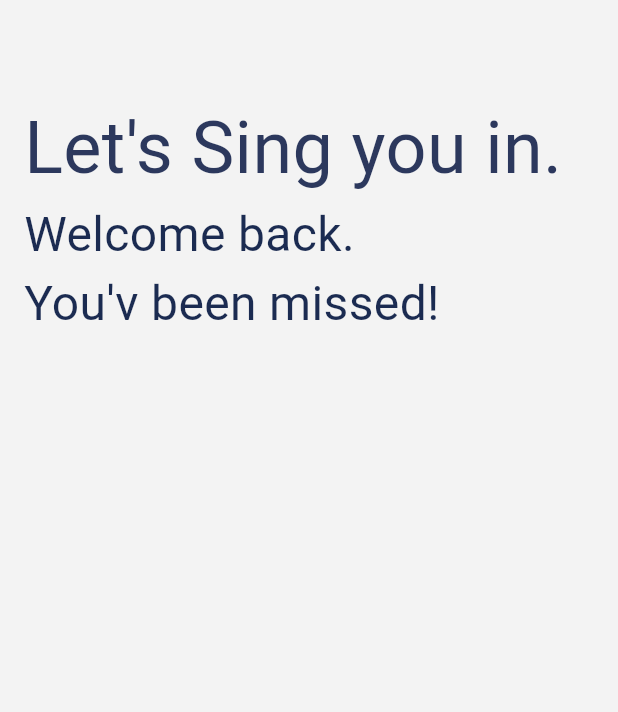
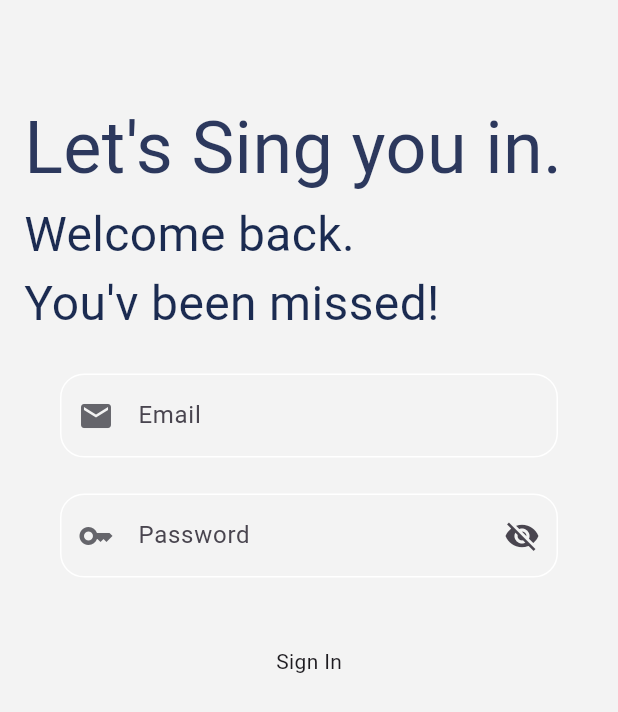
Before and after one commit to Mohamed-Husien/Atw_task, a Flutter app: the screen it shows after launch, on a phone screen of 412 x 824 dp. Shown: the top 712 px of the screen. Run offline on Flutter 3.47's test engine with Material 3 defaults, Android fonts, the phone set to English and light mode, and no system bars; our stand-ins replace firebase_core; accounts and stored records are empty.

Commit message:
add text form field and custom button and create sing in part widget

```diff
--- /dev/null
+++ b/lib/Features/singin/helpers/validate_email.dart
@@ -0,0 +1,14 @@
+String? validateEmail(String? value) {
+  if (value == null || value.isEmpty) {
+    return 'Please enter an email address';
+  }
+
+  // Regular expression for basic email validation
+  final emailRegex = RegExp(r'^[\w-\.]+@([\w-]+\.)+[\w-]{2,4}$');
+
+  if (!emailRegex.hasMatch(value)) {
+    return 'Please enter a valid email address';
+  }
+
+  return null; // Return null if the validation passes
+}
--- /dev/null
+++ b/lib/Features/singin/helpers/validate_password.dart
@@ -0,0 +1,32 @@
+String? validatePassword(String? value) {
+  if (value == null || value.isEmpty) {
+    return 'Please enter a password';
+  }
+
+  // Validate password complexity
+  if (value.length < 8) {
+    return 'Password must be at least 8 characters long';
+  }
+
+  // Check for uppercase, lowercase, numbers, and special characters
+  final hasUppercase = value.contains(RegExp(r'[A-Z]'));
+  final hasLowercase = value.contains(RegExp(r'[a-z]'));
+  final hasDigits = value.contains(RegExp(r'[0-9]'));
+  final hasSpecialChars = value.contains(RegExp(r'[!@#$%^&*(),.?":{}|<>]'));
+
+  if (!(hasUppercase && hasLowercase && hasDigits && hasSpecialChars)) {
+    return 'Password must contain at least one uppercase letter, one lowercase letter, one number, and one special character';
+  }
+
+  return null; // Return null if the validation passes
+}
+
+String? validatePassword2(String? value) {
+  if (value == null || value.isEmpty) {
+    return 'Please enter a password';
+  }
+  if (value.length < 6) {
+    return 'Password must be at least 6 characters long';
+  }
+  return null; // Return null if the validation passes
+}
--- /dev/null
+++ b/lib/Features/singin/widgets/custom_sign_in_button.dart
@@ -0,0 +1,31 @@
+import 'package:flutter/material.dart';
+
+class CustomButton extends StatelessWidget {
+  final VoidCallback onTap;
+  final double width;
+  final String text;
+  const CustomButton(
+      {super.key,
+      required this.onTap,
+      this.width = 180,
+      this.text = "Sign In"});
+
+  @override
+  Widget build(BuildContext context) {
+    return InkWell(
+      onTap: onTap,
+      borderRadius: BorderRadius.circular(16),
+      // splashColor: kPrimaryColor,
+      highlightColor: Colors.transparent,
+      child: Container(
+        height: 64,
+        width: width,
+        decoration: BoxDecoration(
+          // color: kPrimaryColor,
+          borderRadius: BorderRadius.circular(16),
+        ),
+        child: Center(child: Text(text)),
+      ),
+    );
+  }
+}
--- /dev/null
+++ b/lib/Features/singin/widgets/custom_text_form_field.dart
@@ -0,0 +1,58 @@
+import 'package:flutter/material.dart';
+
+class CustomTextFormField extends StatelessWidget {
+  const CustomTextFormField({
+    super.key,
+    required this.hint,
+    this.maxLines = 1,
+    this.onSaved,
+    this.onChanged,
+    this.obscureText = false,
+    this.suffixIcon,
+    this.prefixIcon,
+    this.validator,
+  });
+  final String hint;
+  final int maxLines;
+  final void Function(String?)? onSaved;
+  final Function(String)? onChanged;
+  final bool obscureText;
+  final Widget? suffixIcon;
+  final Widget? prefixIcon;
+  final String? Function(String?)? validator;
+
+  @override
+  Widget build(BuildContext context) {
+    return TextFormField(
+      obscureText: obscureText,
+      onChanged: onChanged,
+      onSaved: onSaved,
+      validator: validator,
+      maxLines: maxLines,
+      // cursorColor: kPrimaryColor,
+      style: const TextStyle(
+        color: Colors.white, // <-- Change text color to white
+      ),
+      decoration: InputDecoration(
+        border: buildBorder(),
+        enabledBorder: buildBorder(),
+        focusedBorder: buildBorder(),
+        hintText: hint,
+        suffixIcon: suffixIcon,
+        prefixIcon: prefixIcon,
+        hintStyle: const TextStyle(
+            // color: kPrimaryColor,
+            ),
+      ),
+    );
+  }
+
+  OutlineInputBorder buildBorder([Color]) {
+    return OutlineInputBorder(
+      borderRadius: BorderRadius.circular(16),
+      borderSide: BorderSide(
+        color: Color ?? Colors.white,
+      ),
+    );
+  }
+}
--- a/lib/Features/singin/widgets/sing_in_body.dart
+++ b/lib/Features/singin/widgets/sing_in_body.dart
@@ -1,4 +1,5 @@
 import 'package:atw_task1_app/Features/singin/widgets/header_text.dart';
+import 'package:atw_task1_app/Features/singin/widgets/text_form_field_and_button_part.dart';
 import 'package:flutter/material.dart';
 
 class SingInBody extends StatelessWidget {
@@ -15,7 +16,8 @@ class SingInBody extends StatelessWidget {
             SizedBox(
               height: 48,
             ),
-            HeaderText()
+            HeaderText(),
+            SingInPart(),
           ],
         ),
       ),
--- /dev/null
+++ b/lib/Features/singin/widgets/text_form_field_and_button_part.dart
@@ -0,0 +1,105 @@
+import 'package:atw_task1_app/Features/singin/helpers/validate_email.dart';
+import 'package:atw_task1_app/Features/singin/helpers/validate_password.dart';
+import 'package:atw_task1_app/Features/singin/widgets/custom_sign_in_button.dart';
+import 'package:atw_task1_app/Features/singin/widgets/custom_text_form_field.dart';
+import 'package:flutter/material.dart';
+
+class SingInPart extends StatefulWidget {
+  const SingInPart({super.key});
+
+  @override
+  State<SingInPart> createState() => _SingInPartState();
+}
+
+class _SingInPartState extends State<SingInPart> {
+  bool isSecurePassword = true;
+  final GlobalKey<FormState> formKey = GlobalKey();
+  AutovalidateMode autovalidateMode = AutovalidateMode.disabled;
+  String? password, email;
+  @override
+  Widget build(BuildContext context) {
+    return Padding(
+      padding: EdgeInsets.only(
+        right: 24,
+        left: 24,
+        top: 24,
+        bottom: MediaQuery.of(context).viewInsets.bottom,
+      ),
+      child: Form(
+        key: formKey,
+        child: Column(
+          crossAxisAlignment: CrossAxisAlignment.start,
+          mainAxisSize: MainAxisSize.min,
+          children: [
+            CustomTextFormField(
+              onChanged: (value) {
+                email = value;
+              },
+              validator: (value) => validateEmail(value),
+              hint: 'Email',
+              prefixIcon: const Icon(
+                Icons.email,
+                color: Color(0xff65656B),
+              ),
+            ),
+            const SizedBox(height: 24),
+            //---------------------------------------------
+            CustomTextFormField(
+              onChanged: (value) {
+                password = value;
+              },
+              validator: (value) => validatePassword2(value),
+              obscureText: isSecurePassword,
+              suffixIcon: toggalePassword(),
+              hint: 'Password',
+              prefixIcon: const Icon(
+                Icons.key,
+                color: Color(0xff65656B),
+              ),
+            ),
+            //--------------------------------------------
+            const SizedBox(height: 24),
+            CustomButton(
+              width: double.infinity,
+              onTap: () {
+                if (formKey.currentState!.validate()) {
+                  formKey.currentState!.save();
+                } else {
+                  autovalidateMode = AutovalidateMode.always;
+                }
+              },
+            ),
+            //-------------------------------------------------
+            const SizedBox(height: 24),
+            // const Row(
+            //   mainAxisAlignment: MainAxisAlignment.center,
+            //   children: [
+
+            //     CustomTextButton(text: "Sign Up"),
+            //     SizedBox(
+            //       height: 8,
+            //     )
+            //   ],
+            // ),
+          ],
+        ),
+      ),
+    );
+  }
+
+  Widget toggalePassword() {
+    return IconButton(
+      onPressed: () {
+        setState(() {
+          isSecurePassword = !isSecurePassword;
+        });
+      },
+      icon: isSecurePassword
+          ? const Icon(Icons.visibility_off)
+          : const Icon(
+              Icons.visibility,
+              color: Colors.grey,
+            ),
+    );
+  }
+}
```
